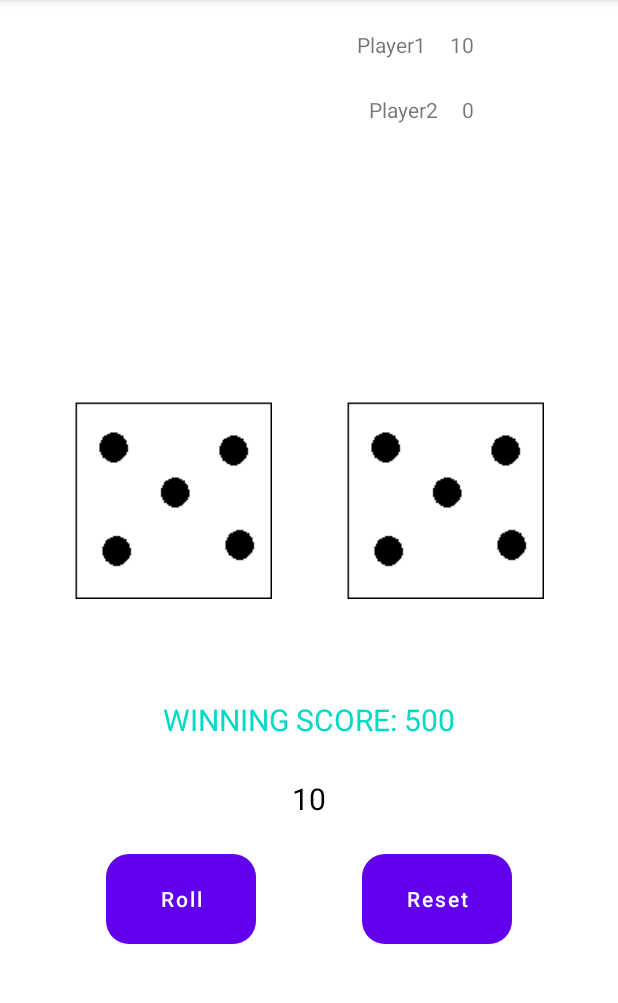
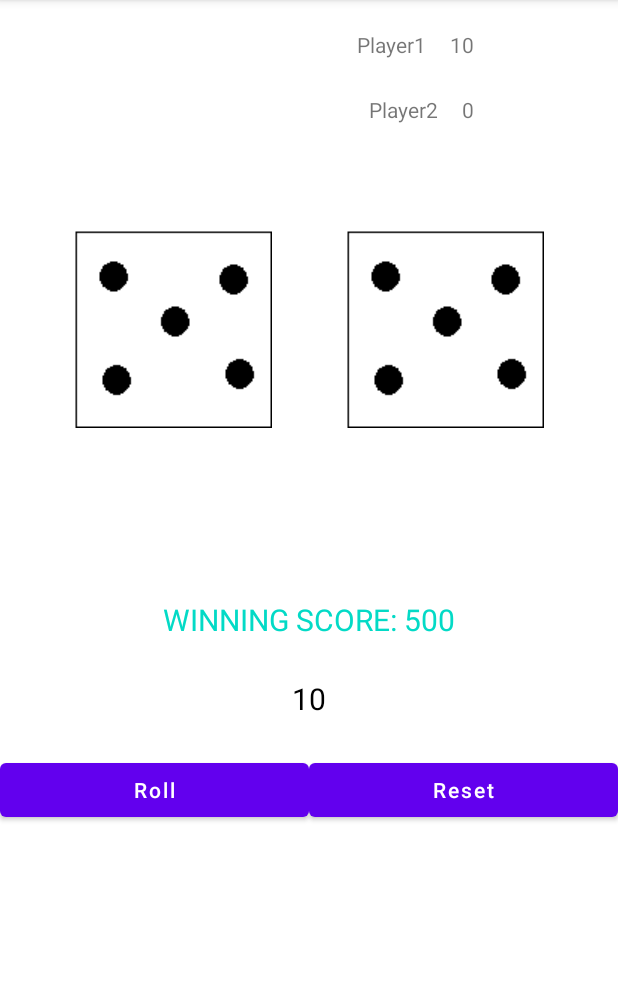
Before and after one commit to Deepbaran/Dice-Roller, an Android app: the screen it shows after launch (MainActivity), after a tap on "Roll", on a phone screen of 412 x 824 dp, the part 84-1087 px from its top. Run offline under Robolectric (Android 15) with nearby library versions, the phone set to English and light mode, and no system bars.

Commit message:
updated the buttons layout

```diff
--- a/app/build.gradle
+++ b/app/build.gradle
@@ -10,8 +10,8 @@ android {
         applicationId "com.deepbarankar.diceroller"
         minSdkVersion 16
         targetSdkVersion 30
-        versionCode 1
-        versionName "1.0"
+        versionCode 4
+        versionName "4.0"
 
         testInstrumentationRunner "androidx.test.runner.AndroidJUnitRunner"
     }
--- a/app/src/main/java/com/deepbarankar/diceroller/MainActivity.java
+++ b/app/src/main/java/com/deepbarankar/diceroller/MainActivity.java
@@ -116,10 +116,12 @@ public class MainActivity extends AppCompatActivity {
 
     private void setDices(String d1, String d2) {
         int res1 = getResources().getIdentifier(d1, "drawable", this.getPackageName());
+        Log.d(String.valueOf(res1), "first dice");
         ImageView dice_1 = (ImageView) findViewById(R.id.dice_1);
         dice_1.setImageResource(res1);
 
         int res2 = getResources().getIdentifier(d2, "drawable", this.getPackageName());
+        Log.d(String.valueOf(res1), "second dice");
         ImageView dice_2 = (ImageView) findViewById(R.id.dice_2);
         dice_2.setImageResource(res2);
     }
--- a/app/src/main/res/drawable/circular_edge_button.xml
+++ /dev/null
@@ -1,8 +0,0 @@
-<?xml version="1.0" encoding="utf-8"?>
-<selector xmlns:android="http://schemas.android.com/apk/res/android">
-    <item >
-        <shape android:shape="rectangle" >
-            <corners android:radius="15dp" />
-        </shape>
-    </item>
-</selector>
--- a/app/src/main/res/layout/activity_main.xml
+++ b/app/src/main/res/layout/activity_main.xml
@@ -29,7 +29,7 @@
         android:layout_width="wrap_content"
         android:layout_height="wrap_content"
         android:orientation="horizontal"
-        app:layout_constraintGuide_end="501dp" />
+        app:layout_constraintGuide_percent="0.20" />
 
     <TextView
         android:id="@+id/scoreCount"
@@ -47,28 +47,24 @@
 
     <Button
         android:id="@+id/rollButton"
-        android:layout_width="100dp"
-        android:layout_height="60dp"
+        android:layout_width="0dp"
+        android:layout_height="wrap_content"
         android:layout_marginBottom="25dp"
-        android:background="@drawable/circular_edge_button"
         android:text="@string/roll"
         android:textAllCaps="false"
-        app:layout_constraintBottom_toBottomOf="parent"
         app:layout_constraintBottom_toTopOf="@id/bottomLine"
         app:layout_constraintLeft_toLeftOf="parent"
-        app:layout_constraintRight_toLeftOf="@id/resetButton" />
+        app:layout_constraintRight_toLeftOf="@id/midline" />
 
     <Button
         android:id="@+id/resetButton"
-        android:layout_width="100dp"
-        android:layout_height="60dp"
+        android:layout_width="0dp"
+        android:layout_height="wrap_content"
         android:layout_marginBottom="25dp"
-        android:background="@drawable/circular_edge_button"
         android:text="@string/reset"
         android:textAllCaps="false"
-        app:layout_constraintBottom_toBottomOf="parent"
         app:layout_constraintBottom_toTopOf="@id/bottomLine"
-        app:layout_constraintLeft_toRightOf="@id/rollButton"
+        app:layout_constraintLeft_toRightOf="@id/midline"
         app:layout_constraintRight_toRightOf="parent" />
 
     <androidx.constraintlayout.widget.Guideline
@@ -76,7 +72,7 @@
         android:layout_width="wrap_content"
         android:layout_height="wrap_content"
         android:orientation="horizontal"
-        app:layout_constraintGuide_begin="655dp" />
+        app:layout_constraintGuide_percent="0.75" />
 
     <TextView
         android:id="@+id/player1"
@@ -128,12 +124,19 @@
         android:id="@+id/maxScore"
         android:layout_width="wrap_content"
         android:layout_height="wrap_content"
+        android:layout_marginBottom="25dp"
         android:text="@string/winning_score"
         android:textColor="@color/design_default_color_secondary"
         android:textSize="20sp"
+        app:layout_constraintBottom_toTopOf="@id/scoreCount"
         app:layout_constraintLeft_toLeftOf="parent"
-        app:layout_constraintRight_toRightOf="parent"
-        app:layout_constraintBottom_toTopOf="@id/scoreCount"
-        android:layout_marginBottom="25dp"/>
+        app:layout_constraintRight_toRightOf="parent" />
+
+    <androidx.constraintlayout.widget.Guideline
+        android:id="@+id/midline"
+        android:layout_width="wrap_content"
+        android:layout_height="wrap_content"
+        android:orientation="vertical"
+        app:layout_constraintGuide_percent="0.5" />
 
 </androidx.constraintlayout.widget.ConstraintLayout>
```
Also changed, not shown: 3 other files.
